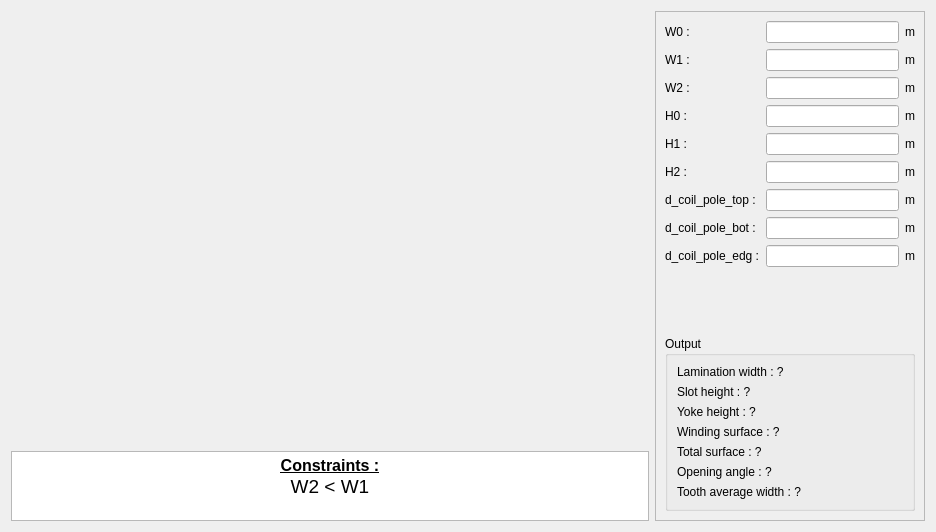
First picture: the form in pyleecan/GUI/Dialog/DMachineSetup/SWPole/PWSlot61/PWSlot61.ui, repository Eomys/pyleecan, before the edit.
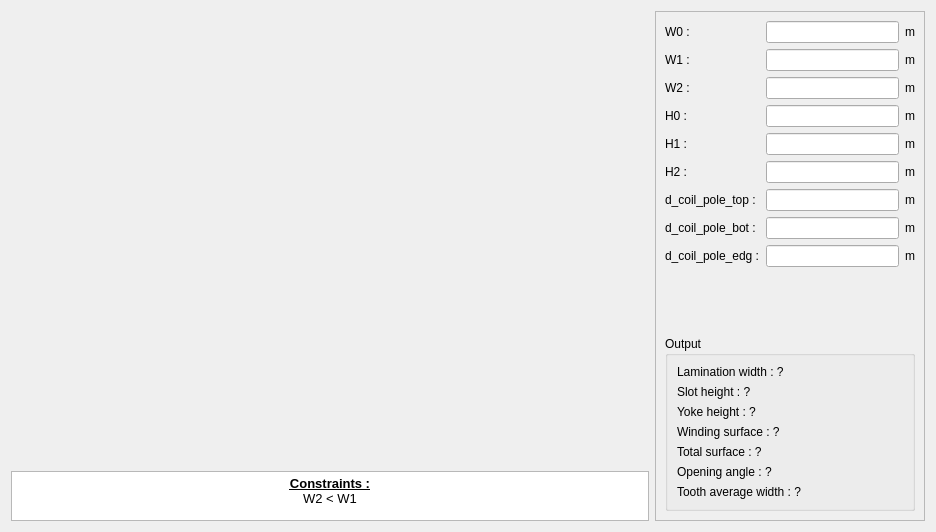
Second picture: the form after the edit. Icons and pictures are not drawn. Custom widgets are drawn as their Qt base class.

Commit message: [NF] update QTextEdit font when generating GUI + better display math symbols

Patch:
```diff
--- a/pyleecan/GUI/Dialog/DMachineSetup/SWPole/PWSlot61/PWSlot61.ui
+++ b/pyleecan/GUI/Dialog/DMachineSetup/SWPole/PWSlot61/PWSlot61.ui
@@ -64,7 +64,7 @@
        <property name="maximumSize">
         <size>
          <width>16777215</width>
-         <height>70</height>
+         <height>50</height>
         </size>
        </property>
        <property name="verticalScrollBarPolicy">
@@ -75,8 +75,8 @@
 &lt;html&gt;&lt;head&gt;&lt;meta name=&quot;qrichtext&quot; content=&quot;1&quot; /&gt;&lt;style type=&quot;text/css&quot;&gt;
 p, li { white-space: pre-wrap; }
 &lt;/style&gt;&lt;/head&gt;&lt;body style=&quot; font-family:'MS Shell Dlg 2'; font-size:7.8pt; font-weight:400; font-style:normal;&quot;&gt;
-&lt;p align=&quot;center&quot; style=&quot; margin-top:0px; margin-bottom:0px; margin-left:0px; margin-right:0px; -qt-block-indent:0; text-indent:0px;&quot;&gt;&lt;span style=&quot; font-size:12pt; font-weight:600; text-decoration: underline;&quot;&gt;Constraints :&lt;/span&gt;&lt;/p&gt;
-&lt;p align=&quot;center&quot; style=&quot; margin-top:0px; margin-bottom:0px; margin-left:0px; margin-right:0px; -qt-block-indent:0; text-indent:0px;&quot;&gt;&lt;span style=&quot; font-size:14pt;&quot;&gt;W2 &amp;lt; W1&lt;/span&gt;&lt;/p&gt;&lt;/body&gt;&lt;/html&gt;</string>
+&lt;p align=&quot;center&quot; style=&quot; margin-top:0px; margin-bottom:0px; margin-left:0px; margin-right:0px; -qt-block-indent:0; text-indent:0px;&quot;&gt;&lt;span style=&quot; font-size:10pt; font-weight:600; text-decoration: underline;&quot;&gt;Constraints :&lt;/span&gt;&lt;/p&gt;
+&lt;p align=&quot;center&quot; style=&quot; margin-top:0px; margin-bottom:0px; margin-left:0px; margin-right:0px; -qt-block-indent:0; text-indent:0px;&quot;&gt;&lt;span style=&quot; font-size:10pt;&quot;&gt;W2 &amp;lt; W1&lt;/span&gt;&lt;/p&gt;&lt;/body&gt;&lt;/html&gt;</string>
        </property>
        <property name="textInteractionFlags">
         <set>Qt::TextSelectableByKeyboard|Qt::TextSelectableByMouse</set>
```
The commit also changes 66 other files.
